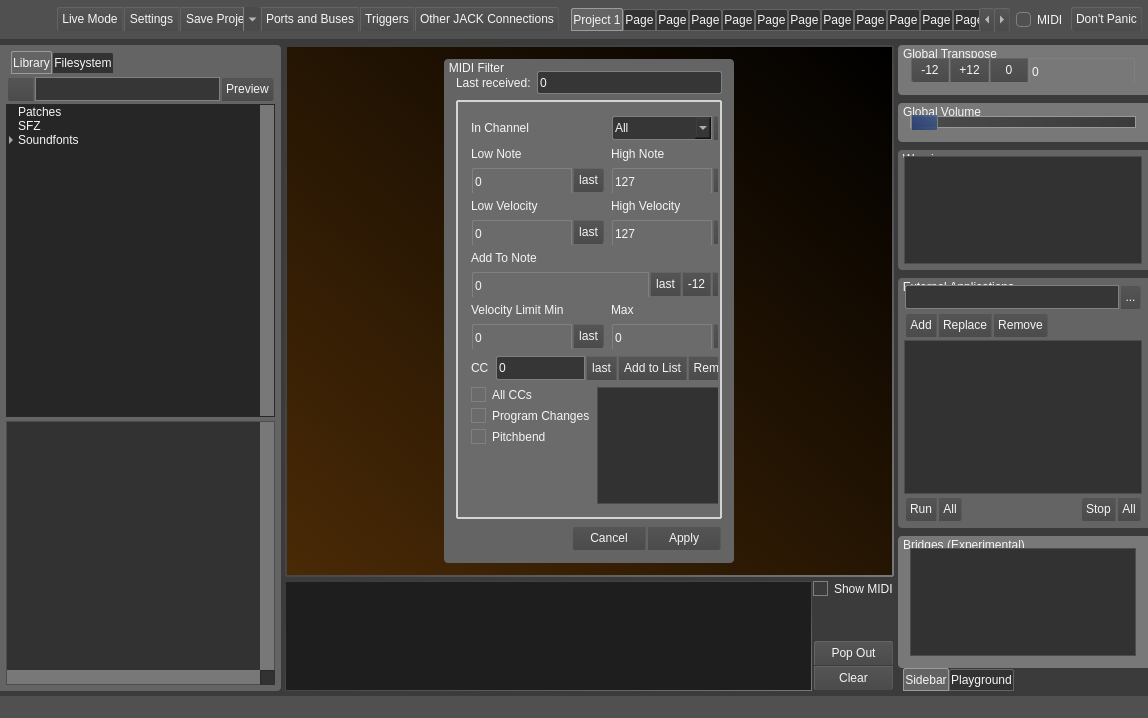
This is src/mainwindow.ui in noedigcode/konfyt as Qt 5 draws it before an edit. The edited form follows.
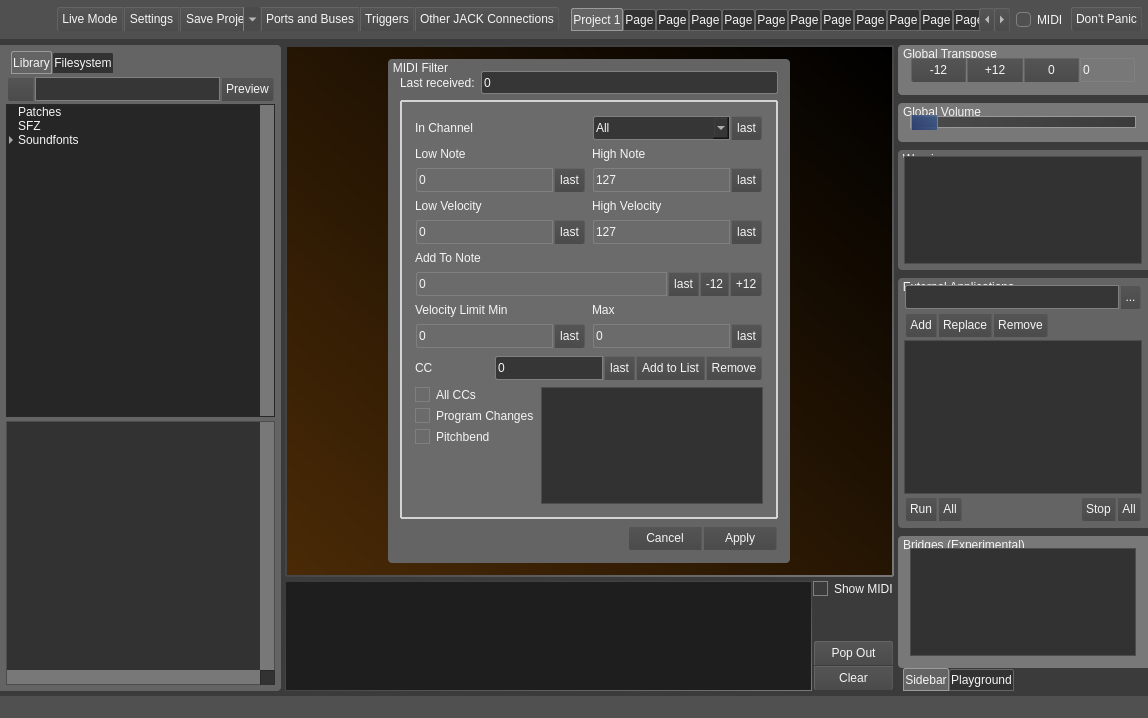
This is the edited form. The open tabs and pages were chosen to show the change. Icons and pictures are not drawn.

Commit message: Fixed height of spinboxes; Hardcoded selection colours.

Diff of the .ui file:
```diff
--- a/src/mainwindow.ui
+++ b/src/mainwindow.ui
@@ -22,6 +22,9 @@
 	color: rgb(245,245,245);
 	border-color: rgb(77, 77, 77);
 	background-color: rgba(0,0,0,0);
+
+	selection-color: black;
+	selection-background-color: #308cc6;
 	
 /*	font: 8pt &quot;Lucida Sans&quot;; */
 
@@ -3605,7 +3608,7 @@
                </property>
                <property name="maximumSize">
                 <size>
-                 <width>290</width>
+                 <width>402</width>
                  <height>1000</height>
                 </size>
                </property>
@@ -3719,8 +3722,8 @@
                        <rect>
                         <x>0</x>
                         <y>0</y>
-                        <width>296</width>
-                        <height>376</height>
+                        <width>374</width>
+                        <height>400</height>
                        </rect>
                       </property>
                       <layout class="QVBoxLayout" name="verticalLayout_14">
@@ -3783,12 +3786,6 @@
                                 <verstretch>0</verstretch>
                                </sizepolicy>
                               </property>
-                              <property name="minimumSize">
-                               <size>
-                                <width>100</width>
-                                <height>28</height>
-                               </size>
-                              </property>
                               <property name="styleSheet">
                                <string notr="true">border-top-right-radius: 0;
 border-bottom-right-radius: 0;</string>
@@ -3881,12 +3878,6 @@
                                 <verstretch>0</verstretch>
                                </sizepolicy>
                               </property>
-                              <property name="minimumSize">
-                               <size>
-                                <width>100</width>
-                                <height>28</height>
-                               </size>
-                              </property>
                               <property name="styleSheet">
                                <string notr="true">border-top-right-radius: 0;
 border-bottom-right-radius: 0;</string>
@@ -3972,12 +3963,6 @@
                                 <verstretch>0</verstretch>
                                </sizepolicy>
                               </property>
-                              <property name="minimumSize">
-                               <size>
-                                <width>100</width>
-                                <height>28</height>
-                               </size>
-                              </property>
                               <property name="styleSheet">
                                <string notr="true">border-top-right-radius: 0;
 border-bottom-right-radius: 0;</string>
@@ -4066,12 +4051,6 @@
                                 <verstretch>0</verstretch>
                                </sizepolicy>
                               </property>
-                              <property name="minimumSize">
-                               <size>
-                                <width>100</width>
-                                <height>28</height>
-                               </size>
-                              </property>
                               <property name="styleSheet">
                                <string notr="true">border-top-right-radius: 0;
 border-bottom-right-radius: 0;</string>
@@ -4366,12 +4345,6 @@
                                 <verstretch>0</verstretch>
                                </sizepolicy>
                               </property>
-                              <property name="minimumSize">
-                               <size>
-                                <width>106</width>
-                                <height>28</height>
-                               </size>
-                              </property>
                               <property name="styleSheet">
                                <string notr="true">border-top-right-radius: 0;
 border-bottom-right-radius: 0;</string>
@@ -4521,12 +4494,6 @@
                                 <verstretch>0</verstretch>
                                </sizepolicy>
                               </property>
-                              <property name="minimumSize">
-                               <size>
-                                <width>100</width>
-                                <height>28</height>
-                               </size>
-                              </property>
                               <property name="styleSheet">
                                <string notr="true">border-top-right-radius: 0;
 border-bottom-right-radius: 0;</string>
@@ -4612,12 +4579,6 @@
                                 <verstretch>0</verstretch>
                                </sizepolicy>
                               </property>
-                              <property name="minimumSize">
-                               <size>
-                                <width>100</width>
-                                <height>28</height>
-                               </size>
-                              </property>
                               <property name="styleSheet">
                                <string notr="true">border-top-right-radius: 0;
 border-bottom-right-radius: 0;</string>
@@ -8112,6 +8073,12 @@
            <layout class="QGridLayout" name="gridLayout_36">
             <item row="0" column="0">
              <widget class="QFrame" name="frame_32">
+              <property name="minimumSize">
+               <size>
+                <width>0</width>
+                <height>26</height>
+               </size>
+              </property>
               <property name="maximumSize">
                <size>
                 <width>16777215</width>
@@ -8245,12 +8212,6 @@
                    <verstretch>0</verstretch>
                   </sizepolicy>
                  </property>
-                 <property name="minimumSize">
-                  <size>
-                   <width>106</width>
-                   <height>28</height>
-                  </size>
-                 </property>
                  <property name="maximumSize">
                   <size>
                    <width>16777215</width>
```
Left out of the diff: 51 changed lines with no effect on the pictures.
